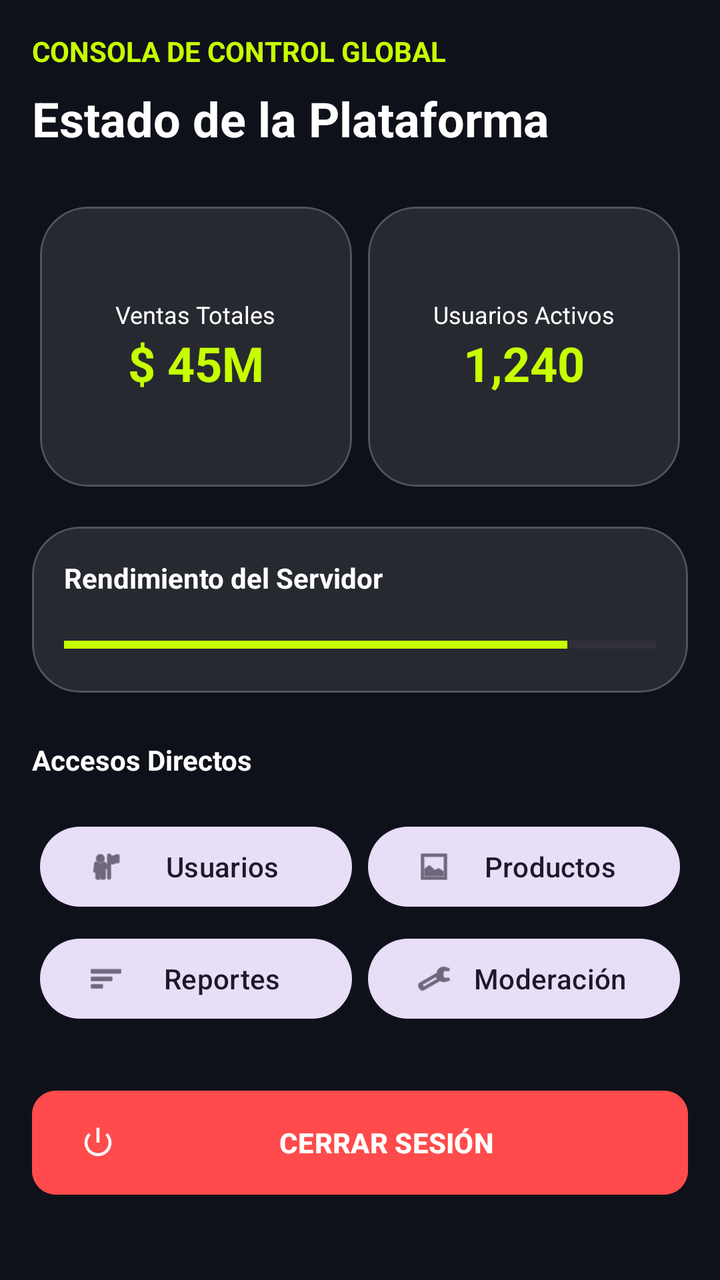
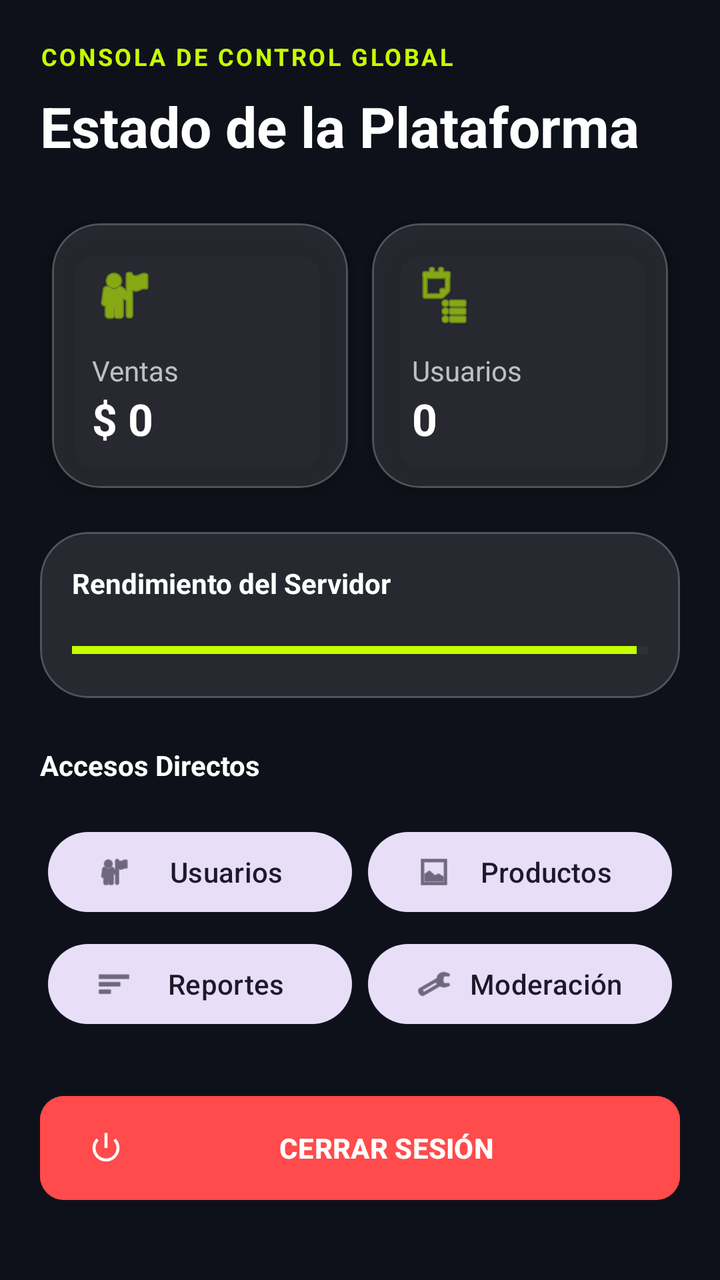

The first picture is an Android layout as it rendered before a commit; the second is the same layout after the commit. The layout source and the unified diff follow.
<!-- AndroidManifest.xml: application theme Theme.VoltCore -->
<!-- res/layout/fragment_admin_dashboard.xml -->
<?xml version="1.0" encoding="utf-8"?>
<androidx.core.widget.NestedScrollView xmlns:android="http://schemas.android.com/apk/res/android"
    xmlns:app="http://schemas.android.com/apk/res-auto"
    android:layout_width="match_parent"
    android:layout_height="match_parent"
    android:background="@color/volt_background">

    <LinearLayout
        android:layout_width="match_parent"
        android:layout_height="wrap_content"
        android:orientation="vertical"
        android:padding="@dimen/margin_standard">

        <TextView
            android:layout_width="wrap_content"
            android:layout_height="wrap_content"
            android:layout_marginBottom="8dp"
            android:text="CONSOLA DE CONTROL GLOBAL"
            android:textColor="@color/volt_primary"
            android:textSize="14sp"
            android:textStyle="bold" />

        <TextView
            android:layout_width="wrap_content"
            android:layout_height="wrap_content"
            android:layout_marginBottom="24dp"
            android:text="Estado de la Plataforma"
            android:textColor="@color/white"
            android:textSize="24sp"
            android:textStyle="bold" />

        <GridLayout
            android:layout_width="match_parent"
            android:layout_height="wrap_content"
            android:columnCount="2"
            android:rowCount="2">

            <com.google.android.material.card.MaterialCardView
                style="@style/Widget.VoltCore.Card"
                android:layout_width="0dp"
                android:layout_height="140dp"
                android:layout_columnWeight="1"
                android:layout_margin="4dp">
                <LinearLayout
                    android:layout_width="match_parent"
                    android:layout_height="match_parent"
                    android:gravity="center"
                    android:orientation="vertical"
                    android:padding="8dp">
                    <TextView
                        android:layout_width="wrap_content"
                        android:layout_height="wrap_content"
                        android:text="Ventas Totales"
                        android:textColor="@color/white"
                        android:textSize="12sp" />
                    <TextView
                        android:layout_width="wrap_content"
                        android:layout_height="wrap_content"
                        android:text="$ 45M"
                        android:textColor="@color/volt_primary"
                        android:textSize="24sp"
                        android:textStyle="bold" />
                </LinearLayout>
            </com.google.android.material.card.MaterialCardView>

            <com.google.android.material.card.MaterialCardView
                style="@style/Widget.VoltCore.Card"
                android:layout_width="0dp"
                android:layout_height="140dp"
                android:layout_columnWeight="1"
                android:layout_margin="4dp">
                <LinearLayout
                    android:layout_width="match_parent"
                    android:layout_height="match_parent"
                    android:gravity="center"
                    android:orientation="vertical"
                    android:padding="8dp">
                    <TextView
                        android:layout_width="wrap_content"
                        android:layout_height="wrap_content"
                        android:text="Usuarios Activos"
                        android:textColor="@color/white"
                        android:textSize="12sp" />
                    <TextView
                        android:layout_width="wrap_content"
                        android:layout_height="wrap_content"
                        android:text="1,240"
                        android:textColor="@color/volt_primary"
                        android:textSize="24sp"
                        android:textStyle="bold" />
                </LinearLayout>
            </com.google.android.material.card.MaterialCardView>

        </GridLayout>

        <com.google.android.material.card.MaterialCardView
            style="@style/Widget.VoltCore.Card"
            android:layout_width="match_parent"
            android:layout_height="wrap_content"
            android:layout_marginTop="16dp">
            <LinearLayout
                android:layout_width="match_parent"
                android:layout_height="wrap_content"
                android:orientation="vertical"
                android:padding="16dp">
                <TextView
                    android:layout_width="wrap_content"
                    android:layout_height="wrap_content"
                    android:text="Rendimiento del Servidor"
                    android:textColor="@color/white"
                    android:textStyle="bold" />
                <ProgressBar
                    style="@style/Widget.AppCompat.ProgressBar.Horizontal"
                    android:layout_width="match_parent"
                    android:layout_height="wrap_content"
                    android:layout_marginTop="16dp"
                    android:progress="85"
                    android:progressTint="@color/volt_primary" />
            </LinearLayout>
        </com.google.android.material.card.MaterialCardView>

        <TextView
            android:layout_width="wrap_content"
            android:layout_height="wrap_content"
            android:layout_marginTop="24dp"
            android:layout_marginBottom="16dp"
            android:text="@string/admin_shortcuts"
            android:textColor="@color/white"
            android:textStyle="bold" />

        <GridLayout
            android:layout_width="match_parent"
            android:layout_height="wrap_content"
            android:columnCount="2">

            <com.google.android.material.button.MaterialButton
                android:id="@+id/btnManageUsers"
                style="@style/Widget.Material3.Button.TonalButton"
                android:layout_width="0dp"
                android:layout_height="wrap_content"
                android:layout_columnWeight="1"
                android:layout_margin="4dp"
                android:text="@string/users"
                app:icon="@android:drawable/ic_menu_myplaces" />

            <com.google.android.material.button.MaterialButton
                android:id="@+id/btnManageProducts"
                style="@style/Widget.Material3.Button.TonalButton"
                android:layout_width="0dp"
                android:layout_height="wrap_content"
                android:layout_columnWeight="1"
                android:layout_margin="4dp"
                android:text="@string/products"
                app:icon="@android:drawable/ic_menu_gallery" />

            <com.google.android.material.button.MaterialButton
                android:id="@+id/btnViewReports"
                style="@style/Widget.Material3.Button.TonalButton"
                android:layout_width="0dp"
                android:layout_height="wrap_content"
                android:layout_columnWeight="1"
                android:layout_margin="4dp"
                android:text="@string/reports"
                app:icon="@android:drawable/ic_menu_sort_by_size" />

            <com.google.android.material.button.MaterialButton
                android:id="@+id/btnModeration"
                style="@style/Widget.Material3.Button.TonalButton"
                android:layout_width="0dp"
                android:layout_height="wrap_content"
                android:layout_columnWeight="1"
                android:layout_margin="4dp"
                android:text="@string/moderation"
                app:icon="@android:drawable/ic_menu_manage" />

        </GridLayout>

        <com.google.android.material.button.MaterialButton
            android:id="@+id/btnLogout"
            android:layout_width="match_parent"
            android:layout_height="60dp"
            android:layout_marginTop="24dp"
            android:text="CERRAR SESIÓN"
            android:backgroundTint="#FF4B4B"
            android:textColor="@color/white"
            android:textStyle="bold"
            app:cornerRadius="12dp"
            app:icon="@android:drawable/ic_lock_power_off"
            app:iconTint="@color/white" />

    </LinearLayout>
</androidx.core.widget.NestedScrollView>
<!-- resources referenced by this layout -->
<resources>
  <color name="volt_background">#0F111A</color>
  <color name="volt_primary">#C6FF00</color>
  <color name="white">#FFFFFFFF</color>
  <dimen name="margin_standard">16dp</dimen>
  <string name="admin_shortcuts">Accesos Directos</string>
  <string name="moderation">Moderación</string>
  <string name="products">Productos</string>
  <string name="reports">Reportes</string>
  <string name="users">Usuarios</string>
  <style name="Widget.VoltCore.Card" parent="Widget.Material3.CardView.Filled">
          <item name="cardCornerRadius">24dp</item>
          <item name="cardBackgroundColor">@color/glass_surface</item>
          <item name="strokeColor">@color/glass_stroke</item>
          <item name="strokeWidth">1dp</item>
      </style>
  <style name="Theme.VoltCore" parent="Base.Theme.VoltCore" />
  <color name="glass_surface">#1AFFFFFF</color>
  <color name="glass_stroke">#33FFFFFF</color>
  <style name="Base.Theme.VoltCore" parent="Theme.Material3.DayNight.NoActionBar">
          
          <item name="colorPrimary">@color/volt_primary</item>
          <item name="android:windowBackground">@color/volt_background</item>
          <item name="colorSurface">@color/glass_surface</item>
          <item name="colorOnSurface">@color/white</item>
      </style>
</resources>

<!-- the commit's change to res/layout/fragment_admin_dashboard.xml (unified diff, before → after) -->
@@ -9,7 +9,7 @@
         android:layout_width="match_parent"
         android:layout_height="wrap_content"
         android:orientation="vertical"
-        android:padding="@dimen/margin_standard">
+        android:padding="20dp">
 
         <TextView
             android:layout_width="wrap_content"
@@ -17,7 +17,8 @@
             android:layout_marginBottom="8dp"
             android:text="CONSOLA DE CONTROL GLOBAL"
             android:textColor="@color/volt_primary"
-            android:textSize="14sp"
+            android:textSize="12sp"
+            android:letterSpacing="0.1"
             android:textStyle="bold" />
 
         <TextView
@@ -26,7 +27,7 @@
             android:layout_marginBottom="24dp"
             android:text="Estado de la Plataforma"
             android:textColor="@color/white"
-            android:textSize="24sp"
+            android:textSize="28sp"
             android:textStyle="bold" />
 
         <GridLayout
@@ -38,27 +39,36 @@
             <com.google.android.material.card.MaterialCardView
                 style="@style/Widget.VoltCore.Card"
                 android:layout_width="0dp"
-                android:layout_height="140dp"
-                android:layout_columnWeight="1"
-                android:layout_margin="4dp">
+                android:layout_height="wrap_content"
+                android:layout_columnWeight="1"
+                android:layout_margin="6dp"
+                app:cardElevation="8dp">
                 <LinearLayout
                     android:layout_width="match_parent"
-                    android:layout_height="match_parent"
-                    android:gravity="center"
+                    android:layout_height="wrap_content"
+                    android:gravity="start"
                     android:orientation="vertical"
-                    android:padding="8dp">
-                    <TextView
-                        android:layout_width="wrap_content"
-                        android:layout_height="wrap_content"
-                        android:text="Ventas Totales"
+                    android:padding="20dp">
+                    <ImageView
+                        android:layout_width="32dp"
+                        android:layout_height="32dp"
+                        android:src="@android:drawable/ic_menu_myplaces"
+                        app:tint="@color/volt_primary"
+                        android:layout_marginBottom="12dp"
+                        android:contentDescription="Ventas" />
+                    <TextView
+                        android:layout_width="wrap_content"
+                        android:layout_height="wrap_content"
+                        android:text="Ventas"
+                        android:textColor="#B3FFFFFF"
+                        android:textSize="14sp" />
+                    <TextView
+                        android:id="@+id/tvTotalSales"
+                        android:layout_width="wrap_content"
+                        android:layout_height="wrap_content"
+                        android:text="$ 0"
                         android:textColor="@color/white"
-                        android:textSize="12sp" />
-                    <TextView
-                        android:layout_width="wrap_content"
-                        android:layout_height="wrap_content"
-                        android:text="$ 45M"
-                        android:textColor="@color/volt_primary"
-                        android:textSize="24sp"
+                        android:textSize="22sp"
                         android:textStyle="bold" />
                 </LinearLayout>
             </com.google.android.material.card.MaterialCardView>
@@ -66,27 +76,36 @@
             <com.google.android.material.card.MaterialCardView
                 style="@style/Widget.VoltCore.Card"
                 android:layout_width="0dp"
-                android:layout_height="140dp"
-                android:layout_columnWeight="1"
-                android:layout_margin="4dp">
+                android:layout_height="wrap_content"
+                android:layout_columnWeight="1"
+                android:layout_margin="6dp"
+                app:cardElevation="8dp">
                 <LinearLayout
                     android:layout_width="match_parent"
-                    android:layout_height="match_parent"
-                    android:gravity="center"
+                    android:layout_height="wrap_content"
+                    android:gravity="start"
                     android:orientation="vertical"
-                    android:padding="8dp">
-                    <TextView
-                        android:layout_width="wrap_content"
-                        android:layout_height="wrap_content"
-                        android:text="Usuarios Activos"
+                    android:padding="20dp">
+                    <ImageView
+                        android:layout_width="32dp"
+                        android:layout_height="32dp"
+                        android:src="@android:drawable/ic_menu_agenda"
+                        app:tint="@color/volt_primary"
+                        android:layout_marginBottom="12dp"
+                        android:contentDescription="Usuarios" />
+                    <TextView
+                        android:layout_width="wrap_content"
+                        android:layout_height="wrap_content"
+                        android:text="Usuarios"
+                        android:textColor="#B3FFFFFF"
+                        android:textSize="14sp" />
+                    <TextView
+                        android:id="@+id/tvUserCount"
+                        android:layout_width="wrap_content"
+                        android:layout_height="wrap_content"
+                        android:text="0"
                         android:textColor="@color/white"
-                        android:textSize="12sp" />
-                    <TextView
-                        android:layout_width="wrap_content"
-                        android:layout_height="wrap_content"
-                        android:text="1,240"
-                        android:textColor="@color/volt_primary"
-                        android:textSize="24sp"
+                        android:textSize="22sp"
                         android:textStyle="bold" />
                 </LinearLayout>
             </com.google.android.material.card.MaterialCardView>
@@ -114,7 +133,7 @@
                     android:layout_width="match_parent"
                     android:layout_height="wrap_content"
                     android:layout_marginTop="16dp"
-                    android:progress="85"
+                    android:progress="98"
                     android:progressTint="@color/volt_primary" />
             </LinearLayout>
         </com.google.android.material.card.MaterialCardView>
<!-- resource entries referenced after the edit -->
@@ -3,7 +3,6 @@
   <color name="volt_background">#0F111A</color>
   <color name="volt_primary">#C6FF00</color>
   <color name="white">#FFFFFFFF</color>
-  <dimen name="margin_standard">16dp</dimen>
   <string name="admin_shortcuts">Accesos Directos</string>
   <string name="moderation">Moderación</string>
   <string name="products">Productos</string>
